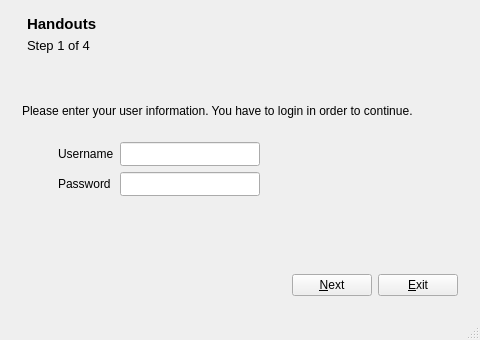
This is portfolio/ui/mainwindow.ui in manutorres/pernambuco as Qt 5 draws it before an edit. The edited form follows.
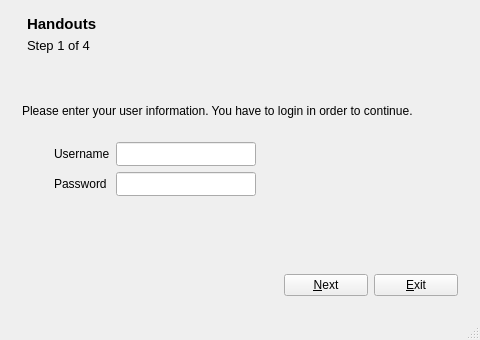
This is the edited form. The open tabs and pages were chosen to show the change. Icons and pictures are not drawn.

Commit message: Cambios menores en la UI. Comentado el auto-llenado del login.

Diff of the .ui file:
```diff
--- a/portfolio/ui/mainwindow.ui
+++ b/portfolio/ui/mainwindow.ui
@@ -299,6 +299,12 @@
        <layout class="QGridLayout" name="gridLayout_5">
         <item row="6" column="7">
          <widget class="QPushButton" name="btnExit_2">
+          <property name="minimumSize">
+           <size>
+            <width>84</width>
+            <height>0</height>
+           </size>
+          </property>
           <property name="font">
            <font>
             <family>Arial</family>
@@ -462,6 +468,12 @@
         </item>
         <item row="6" column="6">
          <widget class="QPushButton" name="btnNext_2">
+          <property name="minimumSize">
+           <size>
+            <width>84</width>
+            <height>0</height>
+           </size>
+          </property>
           <property name="font">
            <font>
             <family>Arial</family>
```
Left out of the diff: 9 changed lines with no effect on the pictures. The commit also changes 1 other file.
